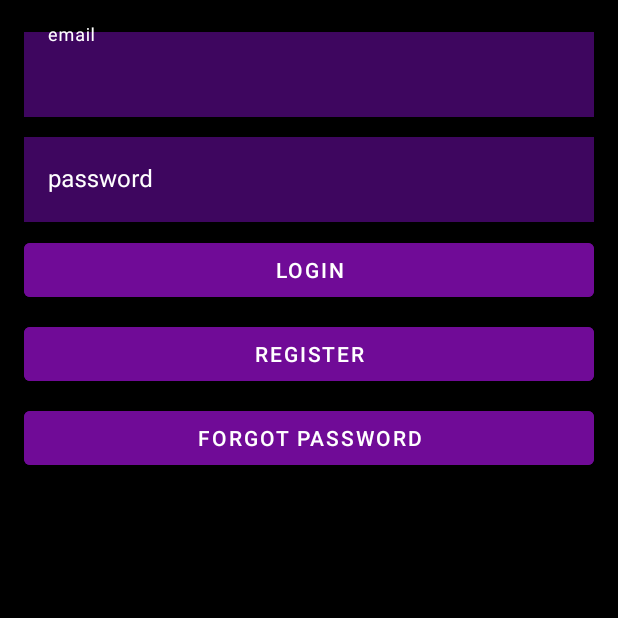
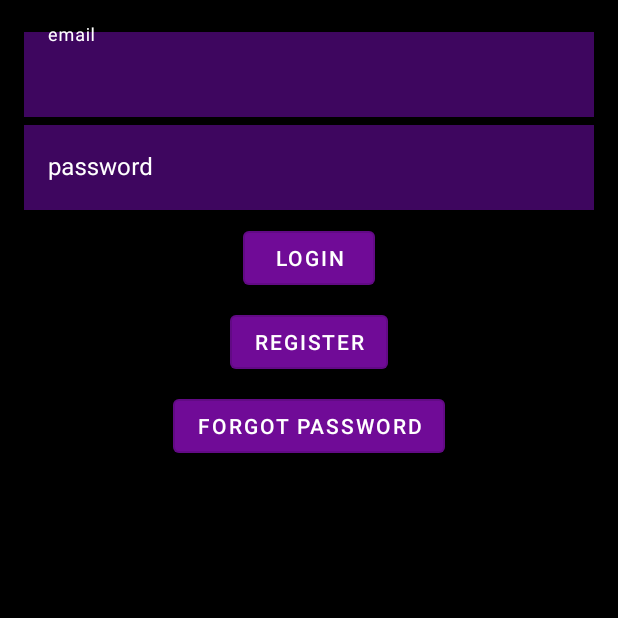
Before and after one commit to Mlemons24/authentication, an Android app: the screen it shows after launch (AuthActivity), on a phone screen of 412 x 824 dp, the top half of it. Run offline under Robolectric (Android 15) with nearby library versions, the phone set to English and light mode, and no system bars.

Commit message:
created style for buttons

```diff
--- a/app/src/main/res/layout/forgot_password_fragment.xml
+++ b/app/src/main/res/layout/forgot_password_fragment.xml
@@ -27,10 +27,7 @@
 
     <Button
         android:id="@+id/confirm_button"
-        android:layout_width="match_parent"
-        android:layout_height="wrap_content"
-        android:textColorHint="@color/white"
-        android:background="@color/color_secondary"
+        style="@style/RoundButton"
         app:layout_constraintEnd_toEndOf="parent"
         app:layout_constraintStart_toStartOf="parent"
         app:layout_constraintTop_toBottomOf="@id/email_layout"
--- a/app/src/main/res/layout/login_fragment.xml
+++ b/app/src/main/res/layout/login_fragment.xml
@@ -25,7 +25,6 @@
     <com.google.android.material.textfield.TextInputLayout
         android:id="@+id/passwordlayout"
         style="@style/TextInputLayoutStyle"
-        android:layout_marginTop="8dp"
         app:layout_constraintEnd_toEndOf="parent"
         app:layout_constraintStart_toStartOf="parent"
         app:layout_constraintTop_toBottomOf="@id/emaillayout">
@@ -33,7 +32,6 @@
         <com.google.android.material.textfield.TextInputEditText
             android:id="@+id/password_et"
             style="@style/TextInputET"
-            android:layout_marginTop="8dp"
             android:hint="password"
             android:inputType="textPassword" />
 
@@ -41,10 +39,7 @@
 
     <Button
         android:id="@+id/login_btn"
-        android:layout_width="match_parent"
-        android:layout_height="wrap_content"
-        android:layout_marginTop="8dp"
-        android:backgroundTint="@color/color_accent"
+        style="@style/RoundButton"
         android:text="login"
         app:layout_constraintEnd_toEndOf="parent"
         app:layout_constraintStart_toStartOf="parent"
@@ -52,10 +47,7 @@
 
     <Button
         android:id="@+id/registration_btn"
-        android:layout_width="match_parent"
-        android:layout_height="wrap_content"
-        android:layout_marginTop="8dp"
-        android:backgroundTint="@color/color_accent"
+        style="@style/RoundButton"
         android:text="register"
         app:layout_constraintEnd_toEndOf="parent"
         app:layout_constraintStart_toStartOf="parent"
@@ -63,10 +55,7 @@
 
     <Button
         android:id="@+id/forgotpassword_btn"
-        android:layout_width="match_parent"
-        android:layout_height="wrap_content"
-        android:layout_marginTop="8dp"
-        android:backgroundTint="@color/color_accent"
+        style="@style/RoundButton"
         android:text="forgot password"
         app:layout_constraintEnd_toEndOf="parent"
         app:layout_constraintStart_toStartOf="parent"
--- a/app/src/main/res/layout/register_fragment.xml
+++ b/app/src/main/res/layout/register_fragment.xml
@@ -92,10 +92,7 @@
 
     <Button
         android:id="@+id/registration_btn"
-        android:layout_width="wrap_content"
-        android:layout_height="wrap_content"
-        android:layout_marginTop="8dp"
-        android:backgroundTint="@color/color_accent"
+        style="@style/RoundButton"
         android:text="register"
         app:layout_constraintEnd_toEndOf="parent"
         app:layout_constraintStart_toStartOf="parent"
--- a/app/src/main/res/values/styles.xml
+++ b/app/src/main/res/values/styles.xml
@@ -20,4 +20,13 @@
         <item name="android:background">@color/color_secondary</item>
     </style>
 
+    <style name="RoundButton" parent="Widget.MaterialComponents.Button.OutlinedButton">
+        <item name="android:layout_width">wrap_content</item>
+        <item name="android:layout_height">wrap_content</item>
+        <item name="backgroundTint">@color/color_accent</item>
+        <item name="android:textColor">@color/white</item>
+        <item name="android:layout_marginTop">8dp</item>
+
+    </style>
+
 </resources>
```
